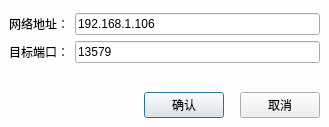
Before: the Qt Designer form Dialog/dialogserverargs.ui in Mtr1994/DeskSocket, drawn with Qt 5.
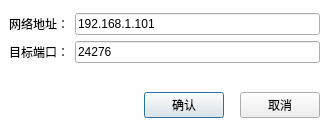
After: the same form once the commit is applied.

The edit to the form file:
```diff
--- a/Dialog/dialogserverargs.ui
+++ b/Dialog/dialogserverargs.ui
@@ -114,7 +114,7 @@
       <item row="1" column="1">
        <widget class="QLineEdit" name="tbAddress">
         <property name="text">
-         <string>192.168.1.106</string>
+         <string>192.168.1.101</string>
         </property>
        </widget>
       </item>
@@ -128,7 +128,7 @@
       <item row="2" column="1">
        <widget class="QLineEdit" name="tbPort">
         <property name="text">
-         <string>13579</string>
+         <string>24276</string>
         </property>
        </widget>
       </item>
```
